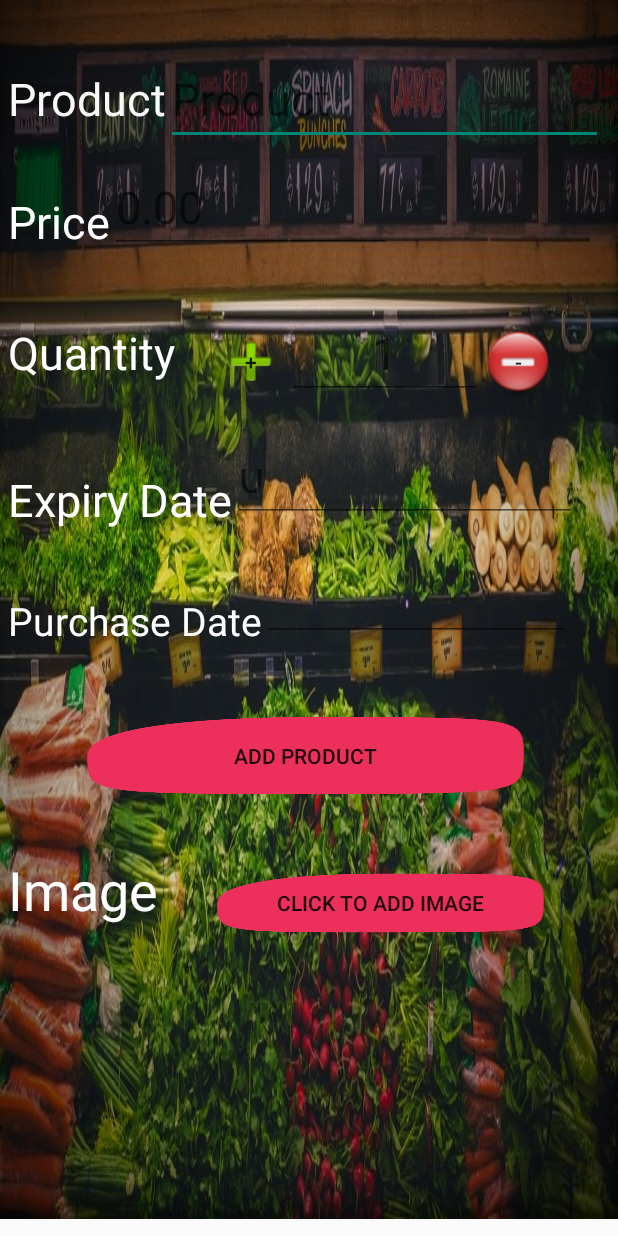
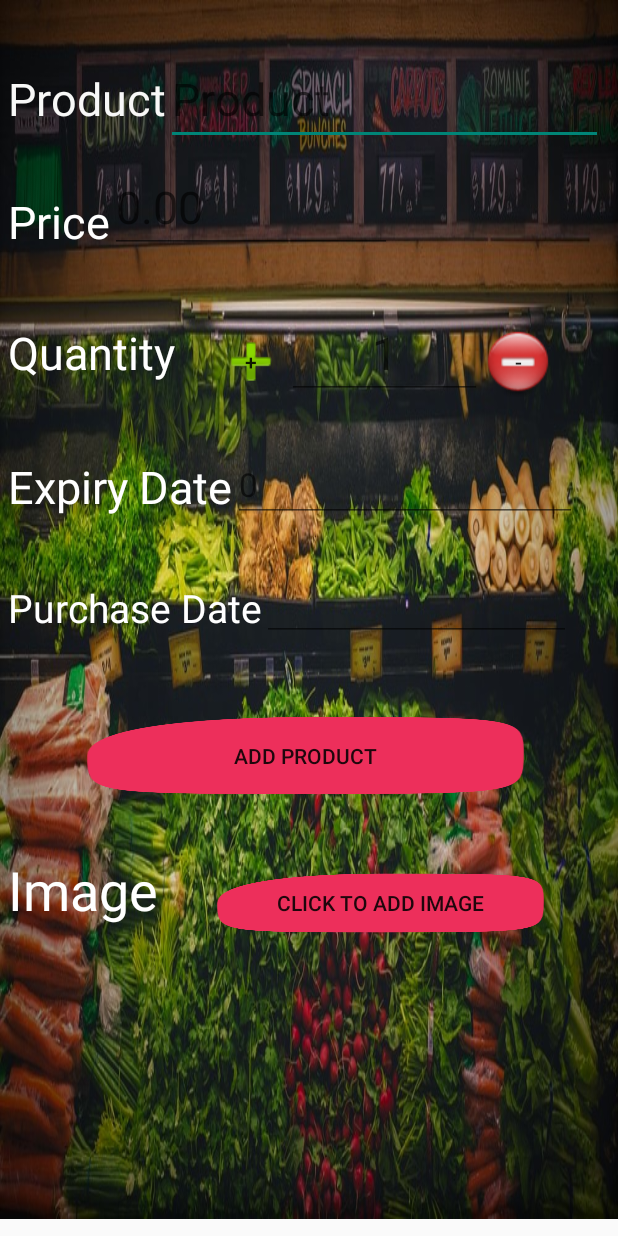
Before and after one commit to Jaxkeerat/Final-Project-Comp2160, an Android app: the add_new_item screen opened directly, with no data from a screen before it, on a phone screen of 412 x 824 dp. Run offline under Robolectric (Android 15) with nearby library versions, the light colour scheme and no system bars; our stand-ins replace Firebase (no records; nobody signed in at launch, a user with empty details on screens opened directly).

Commit message:
icon added for app

```diff
--- a/app/src/main/AndroidManifest.xml
+++ b/app/src/main/AndroidManifest.xml
@@ -7,9 +7,9 @@
 
     <application
         android:allowBackup="true"
-        android:icon="@mipmap/ic_launcher"
+        android:icon="@drawable/app_icon"
         android:label="@string/app_name"
-        android:roundIcon="@mipmap/ic_launcher_round"
+        android:roundIcon="@drawable/app_icon"
         android:supportsRtl="true"
         android:theme="@style/Theme.FinalProject">
         <activity
--- a/app/src/main/res/layout/add_new_item.xml
+++ b/app/src/main/res/layout/add_new_item.xml
@@ -158,7 +158,7 @@
                 android:hint="@string/zero"
                 android:inputType="date"
                 android:textColor="#FFFFFF"
-                android:textSize="30sp"
+                android:textSize="22sp"
                 tools:layout_editor_absoluteX="221dp"
                 tools:layout_editor_absoluteY="301dp" />
         </LinearLayout>
@@ -187,7 +187,7 @@
                 android:ems="10"
                 android:inputType="date"
                 android:textColor="#FFFFFF"
-                android:textSize="30sp"
+                android:textSize="22sp"
                 tools:layout_editor_absoluteX="253dp"
                 tools:layout_editor_absoluteY="231dp" />
         </LinearLayout>
```
Also changed, not shown: app/src/main/res/drawable/app_icon.png (added).
